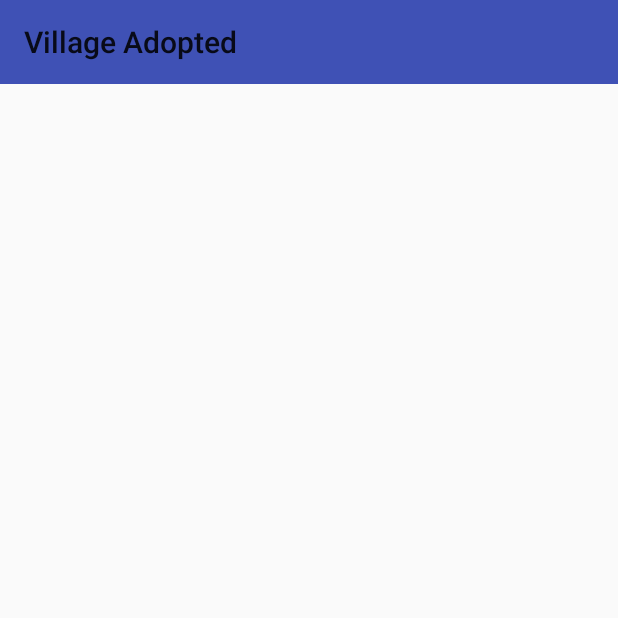
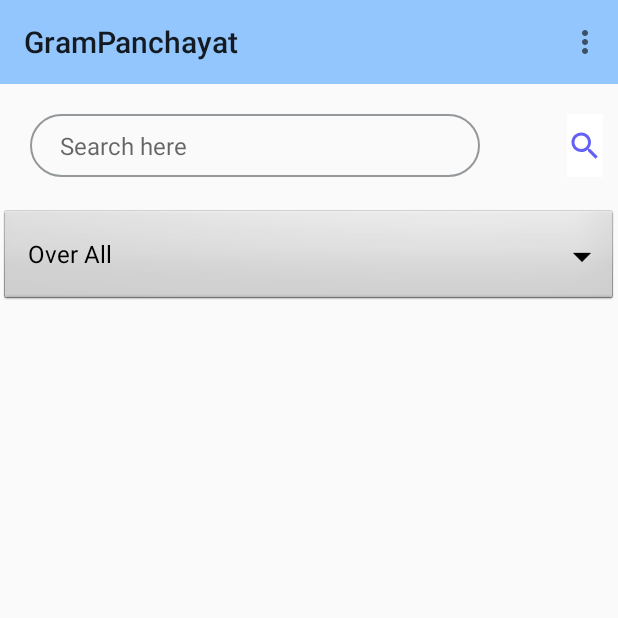
Before and after one commit to himanshuladia/sih2k18, an Android app: the screen it shows after launch once a user with an empty profile is signed in (VillageAdoptionActivity before the commit, VillageActivity after it), in the options menu, after a tap on "GramPanchayat Adopted", on a phone screen of 412 x 824 dp, the top half of it. Run offline under Robolectric (Android 15) with nearby library versions, the light colour scheme and no system bars; our stand-ins replace Firebase (no records; nobody signed in at launch, a user with empty details on screens opened directly); 10 statements that could not run were skipped.

Commit message:
After the First Evaluation

```diff
--- a/app/build.gradle
+++ b/app/build.gradle
@@ -19,7 +19,7 @@
 }
 
 dependencies {
-    implementation fileTree(dir: 'libs', include: ['*.jar'])
+    implementation fileTree(include: ['*.jar'], dir: 'libs')
     implementation 'com.android.support:appcompat-v7:26.1.0'
     implementation 'com.android.support.constraint:constraint-layout:1.0.2'
     implementation 'com.google.firebase:firebase-auth:11.0.4'
@@ -31,6 +31,8 @@
     compile 'de.hdodenhof:circleimageview:2.2.0'
     compile 'com.github.bumptech.glide:glide:3.8.0'
     compile 'com.android.support:cardview-v7:26.1.0'
+
+
 }
 
 
--- a/app/src/main/AndroidManifest.xml
+++ b/app/src/main/AndroidManifest.xml
@@ -23,7 +23,6 @@
         <activity android:name=".Login.SignInActivity" />
         <activity android:name=".Login.SignUpActivity"></activity>
         <activity android:name=".UserWork.UserInfoActivity"></activity>
-        <activity android:name=".UserWork.VillageAdoptionActivity"></activity>
         <activity android:name=".Login.OnBoardingScreenActivity"></activity>
         <activity android:name=".MainContent.GramPanchayatDetailsActivity"></activity>
 
--- a/app/src/main/java/com/example/android/grampanchyatbeta/MainContent/GramPanchayatDetailsActivity.java
+++ b/app/src/main/java/com/example/android/grampanchyatbeta/MainContent/GramPanchayatDetailsActivity.java
@@ -38,6 +38,7 @@
     protected void onCreate(@Nullable Bundle savedInstanceState) {
         super.onCreate(savedInstanceState);
         setContentView(R.layout.activity_gram_panchayat_details);
+
 
         Intent intent = getIntent();
         mCurrentGramPanchayat = intent.getStringExtra("currentGrampanchayat");
@@ -158,4 +159,5 @@
         return ContextCompat.getColor(getApplicationContext(), magnitudeColorResourceId);
     }
 
+
 }
--- a/app/src/main/java/com/example/android/grampanchyatbeta/MainContent/VillageActivity.java
+++ b/app/src/main/java/com/example/android/grampanchyatbeta/MainContent/VillageActivity.java
@@ -18,7 +18,7 @@
 import com.example.android.grampanchyatbeta.Login.SignInActivity;
 import com.example.android.grampanchyatbeta.R;
 import com.example.android.grampanchyatbeta.UserWork.UserInfoActivity;
-import com.example.android.grampanchyatbeta.UserWork.VillageAdoptionActivity;
+
 import com.example.android.grampanchyatbeta.UserWork.VillageAdapter;
 import com.example.android.grampanchyatbeta.VillageInformation;
 import com.google.firebase.auth.FirebaseAuth;
@@ -165,8 +165,7 @@
          super.onOptionsItemSelected(item);
         if(item.getItemId()==R.id.village_adopted_menu)
         {
-            startActivity(new Intent(VillageActivity.this,VillageAdoptionActivity.class));
-            return true;
+
         }
         if(item.getItemId()==R.id.log_out_menu)
         {
@@ -268,7 +267,6 @@
                         return gramPanchayat1.getDrainageIndex().compareTo(gramPanchayat2.getDrainageIndex());
                     }
                 });
-               villageAdapter.clear();
                 villageAdapter =new VillageAdapter(VillageActivity.this,informationVillage);
                 villageListView.setAdapter(villageAdapter);
             }
--- a/app/src/main/java/com/example/android/grampanchyatbeta/UserWork/VillageAdoptionActivity.java
+++ /dev/null
@@ -1,110 +0,0 @@
-package com.example.android.grampanchyatbeta.UserWork;
-
-
-import android.app.ProgressDialog;
-import android.os.Bundle;
-import android.support.annotation.Nullable;
-import android.support.v7.app.AppCompatActivity;
-import android.support.v7.widget.Toolbar;
-import android.view.View;
-import android.widget.AdapterView;
-import android.widget.ListView;
-import android.widget.TextView;
-
-import com.example.android.grampanchyatbeta.R;
-import com.example.android.grampanchyatbeta.VillageInformation;
-import com.google.firebase.auth.FirebaseAuth;
-import com.google.firebase.auth.FirebaseUser;
-import com.google.firebase.database.DataSnapshot;
-import com.google.firebase.database.DatabaseError;
-import com.google.firebase.database.DatabaseReference;
-import com.google.firebase.database.FirebaseDatabase;
-import com.google.firebase.database.ValueEventListener;
-
-
-
-import java.util.ArrayList;
-
-public class VillageAdoptionActivity extends AppCompatActivity {
-
-    private DatabaseReference mUserDataBase;
-    private FirebaseUser mCurrentUser;
-    private Toolbar mToolBar;
-    private DatabaseReference mVillageAdoptedDatabase;
-    private VillageAdapter mAdapter;
-    private ListView villageAdoptionlistView;
-    private ArrayList<VillageInformation> informationVillageAdopted;
-    private ProgressDialog mProgressDialog;
-
-    @Override
-    public void onCreate(@Nullable Bundle savedInstanceState) {
-        super.onCreate(savedInstanceState);
-        setContentView(R.layout.activity_village_adoption);
-
-        mToolBar=(Toolbar)findViewById(R.id.tool_bar_village_adoption);
-        setSupportActionBar(mToolBar);
-       getSupportActionBar().setTitle(R.string.village_adoption_toolbar_tiltle);
-        villageAdoptionlistView=(ListView)findViewById(R.id.village_adoption_list_view);
-        informationVillageAdopted=new ArrayList<>();
-        mCurrentUser= FirebaseAuth.getInstance().getCurrentUser();
-        String current_user_uuid=mCurrentUser.getUid();
-        mUserDataBase= FirebaseDatabase.getInstance().getReference().child("User").child(current_user_uuid);
-        mProgressDialog=new ProgressDialog(this);
-        mProgressDialog.setMessage("Loading");
-        mProgressDialog.show();
-        mProgressDialog.setCanceledOnTouchOutside(false);
-
-
-
-
-        mUserDataBase.addValueEventListener(new ValueEventListener() {
-            @Override
-            public void onDataChange(DataSnapshot dataSnapshot) {
-                ArrayList<String> villageAdopted=(ArrayList<String>)dataSnapshot.child("VillageAdopted").getValue();
-                getListOfVillageAdopted(villageAdopted);
-            }
-
-            @Override
-            public void onCancelled(DatabaseError databaseError) {
-
-            }
-        });
-      /** villageAdoptionlistView.setOnItemClickListener(new AdapterView.OnItemClickListener() {
-            @Override
-            public void onItemClick(AdapterView<?> adapterView, View view, int position, long l) {
-                VillageInformation currentVillage=mAdapter.getItem(position);
-
-            }
-        });**/
-
-    }
-
-    public void getListOfVillageAdopted(ArrayList<String> villageAdopted)
-    {
-        for(int i=0;i<villageAdopted.size();i++)
-        {
-        mVillageAdoptedDatabase=FirebaseDatabase.getInstance().getReference().child("Village").child("0");
-        mVillageAdoptedDatabase.addValueEventListener(new ValueEventListener() {
-            @Override
-            public void onDataChange(DataSnapshot dataSnapshot) {
-                String nameVillage=dataSnapshot.child("nameVillage").getValue().toString();
-                String location=dataSnapshot.child("location").getValue().toString();
-                String villageRating=dataSnapshot.child("villageRating").getValue().toString();
-                //VillageInformation mTemporaryVillage=new VillageInformation(location,nameVillage,villageRating);
-               // informationVillageAdopted.add(mTemporaryVillage);
-            }
-
-
-            @Override
-            public void onCancelled(DatabaseError databaseError) {
-
-            }
-        });
-        }
-        mAdapter=new VillageAdapter(VillageAdoptionActivity.this,informationVillageAdopted);
-        villageAdoptionlistView.setAdapter(mAdapter);
-        mProgressDialog.dismiss();
-
-    }
-
-}
--- a/app/src/main/res/layout/activity_gram_panchayat_details.xml
+++ b/app/src/main/res/layout/activity_gram_panchayat_details.xml
@@ -19,7 +19,7 @@
         android:id="@+id/tool_bar_gram_panchayat"
         android:layout_width="match_parent"
         android:layout_height="?attr/actionBarSize"
-        android:background="@color/colorPrimary">
+        android:background="@color/dot_light_screen3">
 
     </android.support.v7.widget.Toolbar>
 
@@ -28,6 +28,7 @@
         android:layout_width="wrap_content"
         android:layout_height="wrap_content"
         android:text="@string/village_detail_name"
+        android:textAllCaps="true"
         android:layout_centerHorizontal="true"
         android:padding="16dp"
         android:textSize="20sp"
@@ -484,6 +485,5 @@
         </android.support.v7.widget.CardView>
 
     </LinearLayout>
-
     </RelativeLayout>
 </ScrollView>
--- a/app/src/main/res/layout/activity_village.xml
+++ b/app/src/main/res/layout/activity_village.xml
@@ -11,7 +11,7 @@
         android:id="@+id/tool_bar_village"
         android:layout_width="match_parent"
         android:layout_height="?attr/actionBarSize"
-        android:background="@color/colorPrimary">
+        android:background="@color/dot_light_screen3">
     </android.support.v7.widget.Toolbar>
         <EditText
             android:id="@+id/gram_panchayat_search_field"
--- a/app/src/main/res/layout/activity_village_adoption.xml
+++ /dev/null
@@ -1,27 +0,0 @@
-<?xml version="1.0" encoding="utf-8"?>
-<RelativeLayout
-    xmlns:android="http://schemas.android.com/apk/res/android"
-    android:layout_width="match_parent"
-    android:layout_height="match_parent">
-
-    <android.support.v7.widget.Toolbar
-        android:id="@+id/tool_bar_village_adoption"
-        android:layout_width="match_parent"
-        android:layout_height="?attr/actionBarSize"
-        android:background="@color/colorPrimary">
-
-    </android.support.v7.widget.Toolbar>
-
-    <ListView
-        android:id="@+id/village_adoption_list_view"
-        android:orientation="vertical"
-        android:layout_width="wrap_content"
-        android:layout_height="wrap_content"
-        android:divider="@null"
-        android:dividerHeight="0dp"
-        android:layout_below="@+id/tool_bar_village_adoption">
-
-    </ListView>
-
-
-</RelativeLayout>
--- a/app/src/main/res/layout/intro_1.xml
+++ b/app/src/main/res/layout/intro_1.xml
@@ -14,7 +14,8 @@
         <de.hdodenhof.circleimageview.CircleImageView
             android:layout_width="@dimen/img_width_height"
             android:layout_height="@dimen/img_width_height"
-            />
+            android:src="@drawable/adoption"
+           />
 
         <TextView
             android:layout_width="wrap_content"
--- a/app/src/main/res/layout/intro_2.xml
+++ b/app/src/main/res/layout/intro_2.xml
@@ -14,6 +14,7 @@
         <de.hdodenhof.circleimageview.CircleImageView
             android:layout_width="@dimen/img_width_height"
             android:layout_height="@dimen/img_width_height"
+            android:src="@drawable/awareness"
             />
 
         <TextView
--- a/app/src/main/res/layout/intro_3.xml
+++ b/app/src/main/res/layout/intro_3.xml
@@ -13,7 +13,8 @@
 
         <de.hdodenhof.circleimageview.CircleImageView
             android:layout_width="@dimen/img_width_height"
-            android:layout_height="@dimen/img_width_height" />
+            android:layout_height="@dimen/img_width_height"
+            android:src="@drawable/suggestion"/>
 
         <TextView
             android:layout_width="wrap_content"
--- a/app/src/main/res/layout/villagestructure.xml
+++ b/app/src/main/res/layout/villagestructure.xml
@@ -54,4 +54,6 @@
         android:textColor="@android:color/white"
         android:textSize="16sp"
         tools:text="8.9" />
+
+
 </LinearLayout>
```
Also changed, not shown: app/src/main/res/drawable/adoption.jpeg (added), app/src/main/res/drawable/awareness.jpeg (added), app/src/main/res/drawable/person_four.png (deleted), app/src/main/res/drawable/suggestion.jpeg (added).
